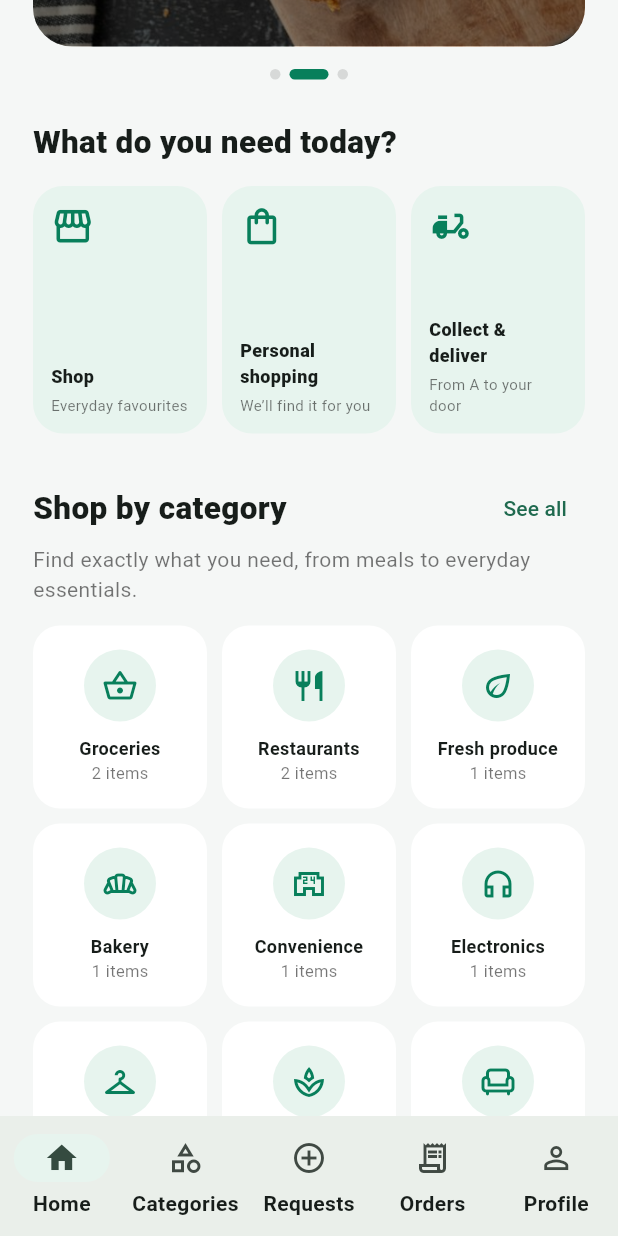
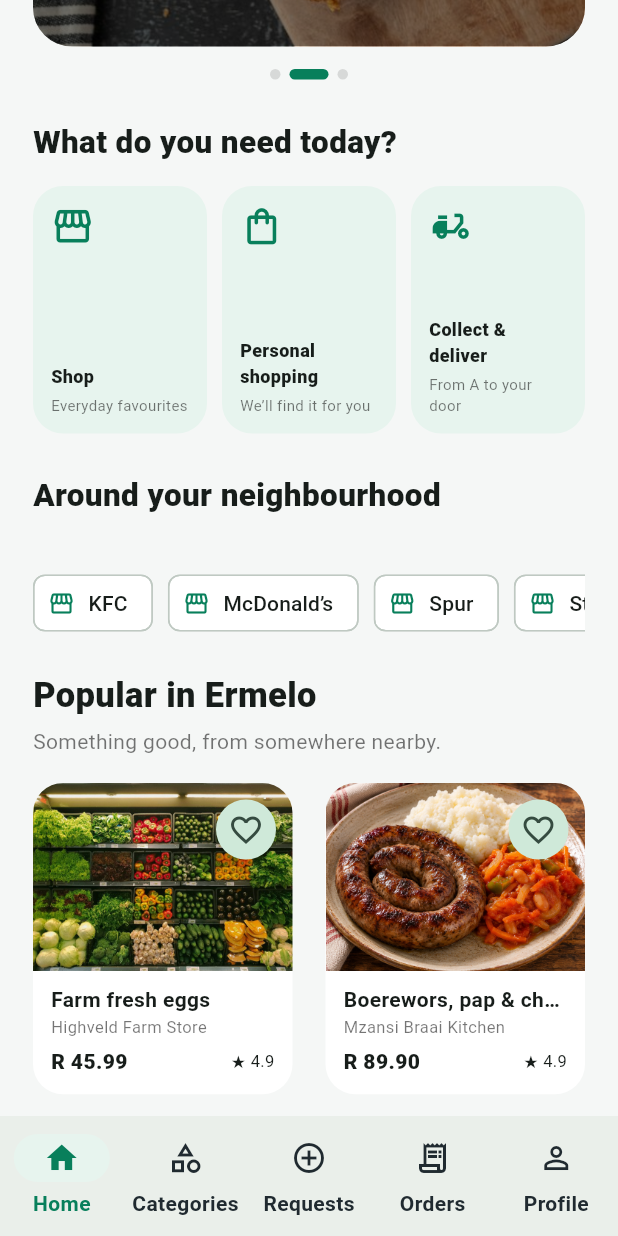
Before and after one commit to Nsukumanzini/gijima-mfana, a Flutter app: the screen it shows after launch, scrolled down 576 dp, on a phone screen of 412 x 824 dp. Run offline on Flutter 3.47's test engine with Material 3 defaults, Android fonts, the phone set to English and light mode, and no system bars; our stand-ins replace flutter_riverpod, go_router, shared_preferences.

Commit message:
Refresh South African restaurant menus and emerald navigation

```diff
--- a/lib/app/theme/app_theme.dart
+++ b/lib/app/theme/app_theme.dart
@@ -12,6 +12,7 @@ ThemeData buildTheme(Brightness brightness) {
   final dark = brightness == Brightness.dark;
   final scheme = ColorScheme.fromSeed(
       seedColor: Brand.green,
+      primary: Brand.green,
       brightness: brightness,
       surface: dark ? const Color(0xFF182126) : Colors.white);
   return ThemeData(
@@ -37,7 +38,15 @@ ThemeData buildTheme(Brightness brightness) {
           contentPadding:
               const EdgeInsets.symmetric(horizontal: 16, vertical: 15)),
       navigationBarTheme: NavigationBarThemeData(
-          indicatorColor: Brand.mint,
-          labelTextStyle: WidgetStateProperty.all(
-              const TextStyle(fontWeight: FontWeight.w600))));
+        indicatorColor: Brand.mint,
+        iconTheme: WidgetStateProperty.resolveWith((states) => IconThemeData(
+            color: states.contains(WidgetState.selected)
+                ? Brand.green
+                : Brand.charcoal)),
+        labelTextStyle: WidgetStateProperty.resolveWith((states) => TextStyle(
+            fontWeight: FontWeight.w700,
+            color: states.contains(WidgetState.selected)
+                ? Brand.green
+                : Brand.charcoal)),
+      ));
 }
--- a/lib/data/mock/catalog.dart
+++ b/lib/data/mock/catalog.dart
@@ -13,6 +13,16 @@ class ShopProduct {
 const products = <ShopProduct>[
   ShopProduct('Farm fresh eggs', 'Highveld Farm Store', 4599, 'Groceries', '🥚',
       0xFFFFF2D8, 4.9),
+  ShopProduct('Boerewors, pap & chakalaka', 'Mzansi Braai Kitchen', 8990,
+      'Restaurants', '🍽️', 0xFFFFE6D9, 4.9),
+  ShopProduct('Spur-style grilled ribs', 'Spur', 16990, 'Restaurants', '🍖',
+      0xFFFFE6D9, 4.8),
+  ShopProduct('Steers-style flame-grilled burger', 'Steers', 9990,
+      'Restaurants', '🍔', 0xFFFFE6D9, 4.7),
+  ShopProduct('Nando’s-style peri-peri chicken', 'Nando’s', 11990,
+      'Restaurants', '🍗', 0xFFFFE6D9, 4.8),
+  ShopProduct('Braai steak platter', 'Mzansi Braai Kitchen', 13990,
+      'Restaurants', '🥩', 0xFFFFE6D9, 4.8),
   ShopProduct('Sourdough loaf', 'The Daily Crumb', 3899, 'Bakery', '🍞',
       0xFFF8E5CF, 4.8),
   ShopProduct('Market fruit box', 'Ermelo Fresh Market', 8999, 'Fresh produce',
@@ -111,8 +121,18 @@ final favoritesProvider = StateProvider<Set<String>>((ref) {
   return Set<String>.from(saved?['items'] ?? []);
 });
 
-String productImage(ShopProduct p) => p.store == 'KFC'
-    ? 'assets/images/chicken.jpg'
-    : p.store == 'McDonald’s'
-        ? 'assets/images/burger.jpg'
-        : 'assets/images/groceries.jpg';
+String productImage(ShopProduct p) {
+  if (p.name == 'Boerewors, pap & chakalaka') {
+    return 'assets/images/boerewors-pap.png';
+  }
+  if (p.store == 'Nando’s') return 'assets/images/peri-chicken.png';
+  if (p.store == 'KFC') {
+    return 'assets/images/chicken.jpg';
+  }
+  if (p.store == 'McDonald’s' || p.store == 'Steers') {
+    return 'assets/images/burger.jpg';
+  }
+  if (p.store == 'Spur') return 'assets/images/grill.jpg';
+  if (p.store == 'Mzansi Braai Kitchen') return 'assets/images/steak.jpg';
+  return 'assets/images/groceries.jpg';
+}
--- a/lib/features/home/home_screen.dart
+++ b/lib/features/home/home_screen.dart
@@ -1,4 +1,3 @@
-import '../../shared/components/category_shortcuts.dart';
 import '../../shared/components/brand_text.dart';
 // ignore: deprecated_member_use
 import 'package:flutter/material.dart';
@@ -166,7 +165,6 @@ class _HomeState extends ConsumerState<HomeScreen> {
                             Icons.delivery_dining, 'Collect & deliver')
                       ]),
                       const SizedBox(height: 26),
-                      const CategoryShortcuts(),
                       const Text('Around your neighbourhood',
                           style: TextStyle(
                               fontWeight: FontWeight.w800, fontSize: 21)),
@@ -178,6 +176,10 @@ class _HomeState extends ConsumerState<HomeScreen> {
                               children: [
                                 'KFC',
                                 'McDonald’s',
+                                'Spur',
+                                'Steers',
+                                'Nando’s',
+                                'Mzansi Braai Kitchen',
                                 'Highveld Farm Store',
                                 'Ermelo Fresh Market',
                                 'The Daily Crumb'
```
Also changed, not shown: public/assets/AssetManifest.bin.json (+1 -1 lines), assets/images/boerewors-pap.png (added), assets/images/grill.jpg (added), assets/images/peri-chicken.png (added), assets/images/steak.jpg (added), generated_images/exec-bd8cf921-d2ef-4b71-a1f9-79114a6ece8a.png (added), generated_images/exec-f27f0abd-9d10-48d2-8bb5-67b22b2d8c22.png (added), public/assets/assets/images/grill.jpg (added), public/assets/assets/images/steak.jpg (added), 6 other files.
